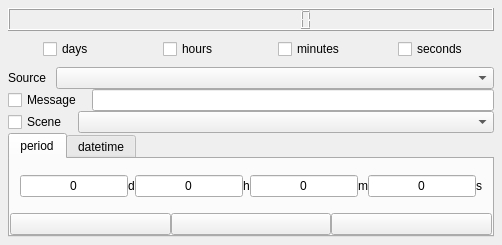
Before: the Qt Designer form src/CountdownTimer.ui in ashmanix/obs-plugin-countdown, drawn with Qt 5.
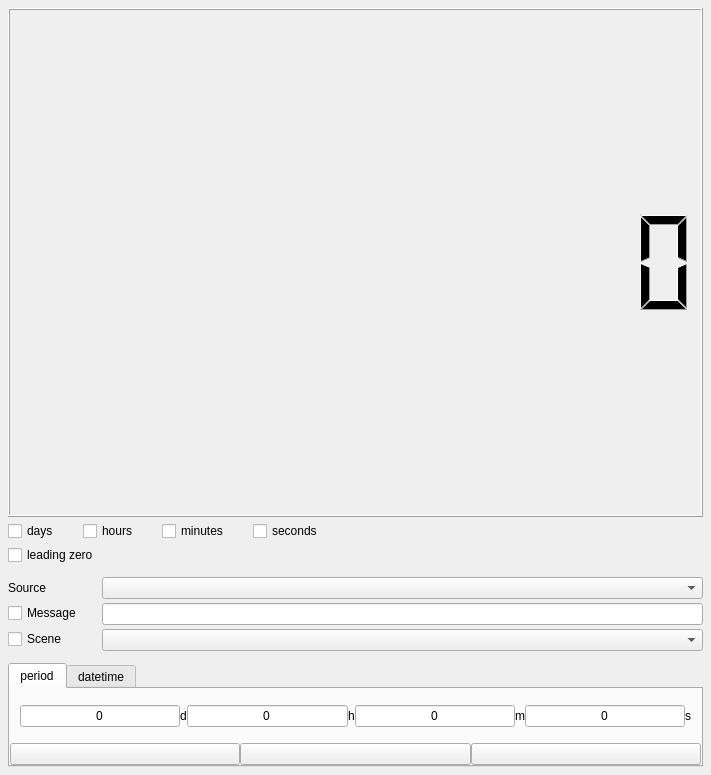
After: the same form once the commit is applied. The open tabs and pages were chosen to show the change.

Commit message: Added tick box option to show leading zero in time

Patch:
```diff
--- a/src/CountdownTimer.ui
+++ b/src/CountdownTimer.ui
@@ -2,7 +2,18 @@
 <ui version="4.0">
  <class>CountdownTimer</class>
   <widget class="QWidget" name="mainLayout">
-   <layout class="QGridLayout" name="gridLayout_2" rowstretch="1,0,0,0,0,0,0">
+  <property name="geometry">
+   <rect>
+    <x>0</x>
+    <y>0</y>
+    <width>711</width>
+    <height>775</height>
+   </rect>
+  </property>
+  <layout class="QVBoxLayout" name="verticalLayout_2" stretch="1,0,0,0,0">
+   <property name="spacing">
+    <number>4</number>
+   </property>
     <property name="leftMargin">
      <number>8</number>
     </property>
@@ -15,85 +26,7 @@
     <property name="bottomMargin">
      <number>8</number>
     </property>
-    <property name="horizontalSpacing">
-     <number>-1</number>
-    </property>
-    <property name="verticalSpacing">
-     <number>0</number>
-    </property>
-    <item row="3" column="0">
-     <layout class="QHBoxLayout" name="sourceDropDownLayout" stretch="0,0,1">
-      <property name="spacing">
-       <number>-1</number>
-      </property>
       <item>
-       <widget class="QLabel" name="textSourceDropdownLabel">
-        <property name="text">
-         <string>Source</string>
-        </property>
-        <property name="margin">
-         <number>2</number>
-        </property>
-       </widget>
-      </item>
-      <item>
-       <spacer name="horizontalSpacer_3">
-        <property name="orientation">
-         <enum>Qt::Horizontal</enum>
-        </property>
-        <property name="sizeType">
-         <enum>QSizePolicy::Fixed</enum>
-        </property>
-        <property name="sizeHint" stdset="0">
-         <size>
-          <width>10</width>
-          <height>20</height>
-         </size>
-        </property>
-       </spacer>
-      </item>
-      <item>
-       <widget class="QComboBox" name="textSourceDropdownList"/>
-      </item>
-     </layout>
-    </item>
-    <item row="4" column="0">
-     <layout class="QHBoxLayout" name="endMessageLayout" stretch="0,0,1">
-      <property name="spacing">
-       <number>-1</number>
-      </property>
-      <property name="sizeConstraint">
-       <enum>QLayout::SetMinimumSize</enum>
-      </property>
-      <item>
-       <widget class="QCheckBox" name="endMessageCheckBox">
-        <property name="text">
-         <string>Message</string>
-        </property>
-       </widget>
-      </item>
-      <item>
-       <spacer name="horizontalSpacer">
-        <property name="orientation">
-         <enum>Qt::Horizontal</enum>
-        </property>
-        <property name="sizeType">
-         <enum>QSizePolicy::Fixed</enum>
-        </property>
-        <property name="sizeHint" stdset="0">
-         <size>
-          <width>10</width>
-          <height>20</height>
-         </size>
-        </property>
-       </spacer>
-      </item>
-      <item>
-       <widget class="QLineEdit" name="endMessageLineEdit"/>
-      </item>
-     </layout>
-    </item>
-    <item row="0" column="0">
      <widget class="QLCDNumber" name="timeDisplay">
       <property name="autoFillBackground">
        <bool>false</bool>
@@ -115,19 +48,19 @@
       </property>
      </widget>
     </item>
-    <item row="1" column="0">
-     <layout class="QHBoxLayout" name="selectTimeFormatLayout" stretch="0,0,0">
+   <item>
+    <layout class="QHBoxLayout" name="selectTimeFormatLayout" stretch="0,0,0,0,0,0,0,1">
       <property name="spacing">
-       <number>0</number>
+      <number>-1</number>
       </property>
       <property name="topMargin">
-       <number>8</number>
+      <number>0</number>
       </property>
       <property name="rightMargin">
        <number>0</number>
       </property>
       <property name="bottomMargin">
-       <number>8</number>
+      <number>0</number>
       </property>
       <item alignment="Qt::AlignHCenter">
        <widget class="QCheckBox" name="daysCheckBox">
@@ -142,6 +75,22 @@
         </property>
        </widget>
       </item>
+     <item>
+      <spacer name="horizontalSpacer_6">
+       <property name="orientation">
+        <enum>Qt::Horizontal</enum>
+       </property>
+       <property name="sizeType">
+        <enum>QSizePolicy::Minimum</enum>
+       </property>
+       <property name="sizeHint" stdset="0">
+        <size>
+         <width>20</width>
+         <height>20</height>
+        </size>
+       </property>
+      </spacer>
+     </item>
       <item alignment="Qt::AlignHCenter">
        <widget class="QCheckBox" name="hoursCheckBox">
         <property name="sizePolicy">
@@ -155,6 +104,19 @@
         </property>
        </widget>
       </item>
+     <item>
+      <spacer name="horizontalSpacer_7">
+       <property name="orientation">
+        <enum>Qt::Horizontal</enum>
+       </property>
+       <property name="sizeHint" stdset="0">
+        <size>
+         <width>20</width>
+         <height>20</height>
+        </size>
+       </property>
+      </spacer>
+     </item>
       <item alignment="Qt::AlignHCenter">
        <widget class="QCheckBox" name="minutesCheckBox">
         <property name="sizePolicy">
@@ -171,6 +133,22 @@
         </property>
        </widget>
       </item>
+     <item>
+      <spacer name="horizontalSpacer_8">
+       <property name="orientation">
+        <enum>Qt::Horizontal</enum>
+       </property>
+       <property name="sizeType">
+        <enum>QSizePolicy::Fixed</enum>
+       </property>
+       <property name="sizeHint" stdset="0">
+        <size>
+         <width>20</width>
+         <height>20</height>
+        </size>
+       </property>
+      </spacer>
+     </item>
       <item alignment="Qt::AlignHCenter">
        <widget class="QCheckBox" name="secondsCheckBox">
         <property name="sizePolicy">
@@ -184,11 +162,127 @@
         </property>
        </widget>
       </item>
-     </layout>
-    </item>
-    <item row="5" column="0">
-     <layout class="QHBoxLayout" name="sceneDropdownLayout" stretch="0,0,1">
+     <item>
+      <spacer name="horizontalSpacer_5">
+       <property name="orientation">
+        <enum>Qt::Horizontal</enum>
+       </property>
+       <property name="sizeHint" stdset="0">
+        <size>
+         <width>40</width>
+         <height>20</height>
+        </size>
+       </property>
+      </spacer>
+     </item>
+    </layout>
+   </item>
       <item>
+    <layout class="QHBoxLayout" name="selectTimeFormatLayout" stretch="0,0">
+     <property name="spacing">
+      <number>-1</number>
+     </property>
+     <property name="topMargin">
+      <number>0</number>
+     </property>
+     <property name="rightMargin">
+      <number>0</number>
+     </property>
+     <property name="bottomMargin">
+      <number>0</number>
+     </property>
+     <item alignment="Qt::AlignHCenter">
+      <widget class="QCheckBox" name="leadZeroCheckBox">
+       <property name="sizePolicy">
+        <sizepolicy hsizetype="Preferred" vsizetype="Fixed">
+         <horstretch>0</horstretch>
+         <verstretch>0</verstretch>
+        </sizepolicy>
+       </property>
+       <property name="text">
+        <string>leading zero</string>
+       </property>
+      </widget>
+     </item>
+     <item>
+      <spacer name="horizontalSpacer_4">
+       <property name="orientation">
+        <enum>Qt::Horizontal</enum>
+       </property>
+       <property name="sizeHint" stdset="0">
+        <size>
+         <width>40</width>
+         <height>20</height>
+        </size>
+       </property>
+      </spacer>
+     </item>
+    </layout>
+   </item>
+   <item>
+    <layout class="QFormLayout" name="formLayout">
+     <property name="fieldGrowthPolicy">
+      <enum>QFormLayout::ExpandingFieldsGrow</enum>
+     </property>
+     <property name="labelAlignment">
+      <set>Qt::AlignLeading|Qt::AlignLeft|Qt::AlignVCenter</set>
+     </property>
+     <property name="formAlignment">
+      <set>Qt::AlignLeading|Qt::AlignLeft|Qt::AlignTop</set>
+     </property>
+     <property name="horizontalSpacing">
+      <number>20</number>
+     </property>
+     <property name="verticalSpacing">
+      <number>-1</number>
+     </property>
+     <property name="leftMargin">
+      <number>0</number>
+     </property>
+     <property name="topMargin">
+      <number>8</number>
+     </property>
+     <property name="bottomMargin">
+      <number>8</number>
+     </property>
+     <item row="0" column="0">
+      <widget class="QLabel" name="textSourceDropdownLabel">
+       <property name="text">
+        <string>Source</string>
+       </property>
+       <property name="margin">
+        <number>2</number>
+       </property>
+      </widget>
+     </item>
+     <item row="0" column="1">
+      <widget class="QComboBox" name="textSourceDropdownList">
+       <property name="sizePolicy">
+        <sizepolicy hsizetype="Expanding" vsizetype="Fixed">
+         <horstretch>1</horstretch>
+         <verstretch>0</verstretch>
+        </sizepolicy>
+       </property>
+      </widget>
+     </item>
+     <item row="1" column="0">
+      <widget class="QCheckBox" name="endMessageCheckBox">
+       <property name="text">
+        <string>Message</string>
+       </property>
+      </widget>
+     </item>
+     <item row="1" column="1">
+      <widget class="QLineEdit" name="endMessageLineEdit">
+       <property name="sizePolicy">
+        <sizepolicy hsizetype="Expanding" vsizetype="Fixed">
+         <horstretch>0</horstretch>
+         <verstretch>0</verstretch>
+        </sizepolicy>
+       </property>
+      </widget>
+     </item>
+     <item row="2" column="0">
        <widget class="QCheckBox" name="switchSceneCheckBox">
         <property name="enabled">
          <bool>true</bool>
@@ -198,28 +292,19 @@
         </property>
        </widget>
       </item>
-      <item>
-       <spacer name="horizontalSpacer_2">
-        <property name="orientation">
-         <enum>Qt::Horizontal</enum>
-        </property>
-        <property name="sizeType">
-         <enum>QSizePolicy::Fixed</enum>
-        </property>
-        <property name="sizeHint" stdset="0">
-         <size>
-          <width>10</width>
-          <height>20</height>
-         </size>
-        </property>
-       </spacer>
-      </item>
-      <item>
-       <widget class="QComboBox" name="sceneSourceDropdownList"/>
+     <item row="2" column="1">
+      <widget class="QComboBox" name="sceneSourceDropdownList">
+       <property name="sizePolicy">
+        <sizepolicy hsizetype="Expanding" vsizetype="Fixed">
+         <horstretch>0</horstretch>
+         <verstretch>0</verstretch>
+        </sizepolicy>
+       </property>
+      </widget>
       </item>
      </layout>
     </item>
-    <item row="6" column="0">
+   <item>
      <widget class="QTabWidget" name="countdownTypeTabWidget">
       <property name="sizePolicy">
        <sizepolicy hsizetype="Expanding" vsizetype="MinimumExpanding">
```
Left out of the diff: 2 changed lines with no effect on the pictures. Lines whose indentation alone changed are shown as unchanged. The commit also changes 6 other files.
